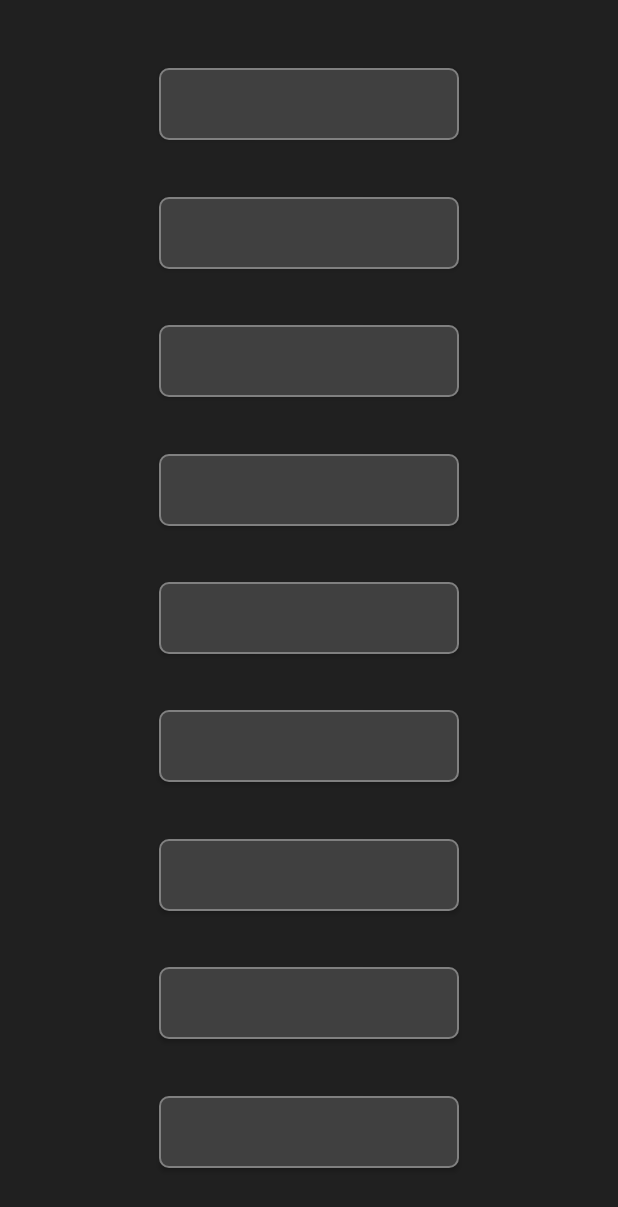
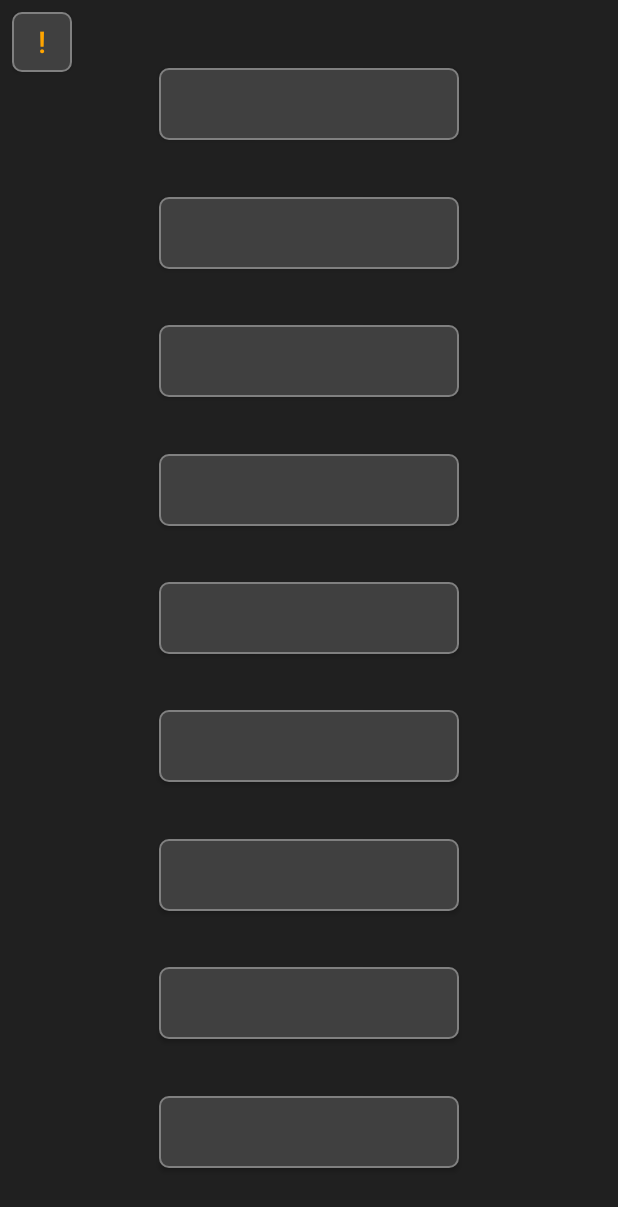
Before and after one commit to alfchaval/IPGTree, an Android app: the layout activity_main.xml on its own in the app's theme, with its tools: preview values and no code run, on a phone screen of 412 x 824 dp. Shown: the top 1207 px of the screen. Run offline under Robolectric (Android 15) with nearby library versions, the phone set to English and light mode, and no system bars.

```diff
--- a/app/src/main/java/mtg/judge/ipgtree/Repository.java
+++ b/app/src/main/java/mtg/judge/ipgtree/Repository.java
@@ -12,7 +12,7 @@ import static android.content.Context.MODE_PRIVATE;
 
 public class Repository {
 
-    private static int appVersion = 20191115;
+    private static int appVersion = 20191121;
     public static int lastNews;
 
     //URLs
@@ -148,7 +148,7 @@ public class Repository {
     public static String language = ENGLISH;
     public static String ftpCode = null;
     public static boolean showAnnotations = true;
-    public static boolean downloadNews = true;
+    public static boolean downloadNews = false;
     public static boolean unlockedFTP = false;
     public static boolean allowFTP = false;
     public static String ftpServer = null;
--- a/app/src/main/res/layout/activity_main.xml
+++ b/app/src/main/res/layout/activity_main.xml
@@ -128,4 +128,16 @@
         android:textSize="20dp"
         />
 
+    <Button
+        android:id="@+id/btn_news_alert"
+        android:layout_width="40dp"
+        android:layout_height="40dp"
+        app:layout_constraintStart_toStartOf="parent"
+        app:layout_constraintTop_toTopOf="parent"
+        android:background="@drawable/answer_background_parent"
+        android:textColor="@color/colorPrimary"
+        android:textSize="20dp"
+        android:text="!"
+        />
+
 </android.support.constraint.ConstraintLayout>
```
Also changed, not shown: app/src/main/java/mtg/judge/ipgtree/Activities/MainActivity.java (+24 -15 lines), 2 other files.
